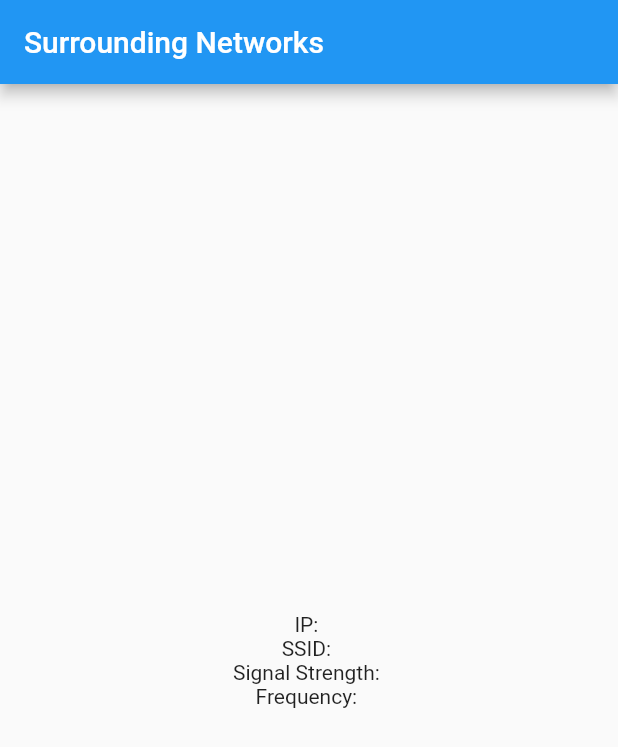
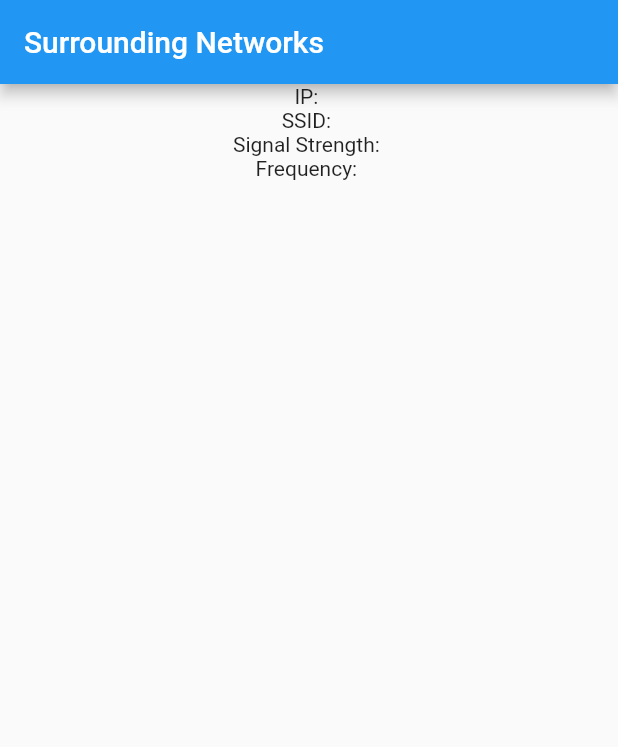
Before and after one commit to dbuts/network_analyzer, a Flutter app: the screen it shows after launch, on a phone screen of 412 x 824 dp. Shown: the top 747 px of the screen. Run offline on Flutter 3.47's test engine with Material 2 defaults, Android fonts, the phone set to English and light mode, and no system bars; missing offline and left inert: wifi_info_plugin.

```diff
--- a/lib/main.dart
+++ b/lib/main.dart
@@ -57,14 +57,7 @@ class _MyHomePageState extends State<MyHomePage> {
       appBar: AppBar(
         title: Text(widget.title),
       ),
-      body: Center(
-        child: Column(
-          mainAxisAlignment: MainAxisAlignment.center,
-          children: <Widget>[
-            WifiInfo(),
-          ],
-        ),
-      ),
+      body: Center(child: WifiInfo()),
     );
   }
 }
--- a/lib/wifi_info.dart
+++ b/lib/wifi_info.dart
@@ -33,16 +33,24 @@ class _WifiInfoState extends State<WifiInfo> {
 
   @override
   Widget build(BuildContext context) {
-    String ipAddress =
-        _wifiObject != null ? _wifiObject.ipAddress.toString() : "ip";
-    return Center(
-        child: Column(
+    String ipAddress = _wifiObject != null
+        ? _wifiObject.ipAddress.toString()
+        : "IP not found.";
+    String ssid =
+        _wifiObject != null ? _wifiObject.ssid.toString() : "SSID not found.";
+    String sigStrength = _wifiObject != null
+        ? _wifiObject.signalStrength.toString()
+        : "Signal Strength not found.";
+    String freq = _wifiObject != null
+        ? _wifiObject.frequency.toString()
+        : "Frequency not found.";
+    return Column(
       children: <Widget>[
         Text('IP: ' + ipAddress),
-        Text('SSID: ' + _wifiObject.ssid.toString()),
-        Text('Signal Strength: ' + _wifiObject.signalStrength.toString()),
-        Text('Frequency: ' + _wifiObject.frequency.toString()),
+        Text('SSID: ' + ssid),
+        Text('Signal Strength: ' + sigStrength),
+        Text('Frequency: ' + freq),
       ],
-    ));
+    );
   }
 }
```
Also changed, not shown: pubspec.lock, 2 other files.
